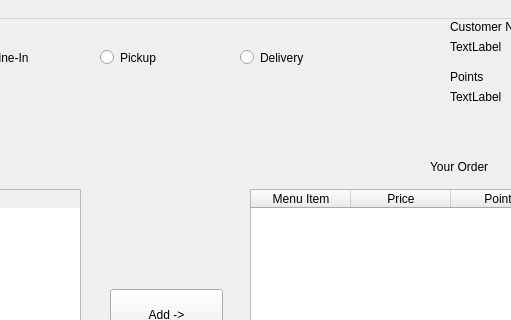
TokarM/CS487_Project_Group16, file customer_interface.ui: the form before one commit; both pictures show x 320 to 831 and y 0 to 320 of the 996 by 733 pixel window.
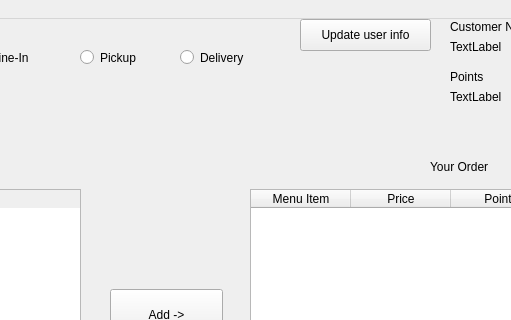
The form after the commit.

Commit message: add columns add buttons

```diff
--- a/customer_interface.ui
+++ b/customer_interface.ui
@@ -30,7 +30,7 @@
    <widget class="QRadioButton" name="radioButton_2">
     <property name="geometry">
      <rect>
-      <x>420</x>
+      <x>400</x>
       <y>20</y>
       <width>101</width>
       <height>37</height>
@@ -43,7 +43,7 @@
    <widget class="QRadioButton" name="radioButton_3">
     <property name="geometry">
      <rect>
-      <x>560</x>
+      <x>500</x>
       <y>20</y>
       <width>91</width>
       <height>37</height>
@@ -349,6 +349,19 @@
      <string>Remove</string>
     </property>
    </widget>
+   <widget class="QPushButton" name="pushButton_7">
+    <property name="geometry">
+     <rect>
+      <x>620</x>
+      <y>0</y>
+      <width>131</width>
+      <height>32</height>
+     </rect>
+    </property>
+    <property name="text">
+     <string>Update user info</string>
+    </property>
+   </widget>
   </widget>
   <widget class="QMenuBar" name="menubar">
    <property name="geometry">
```
The commit also changes 5 other files.
